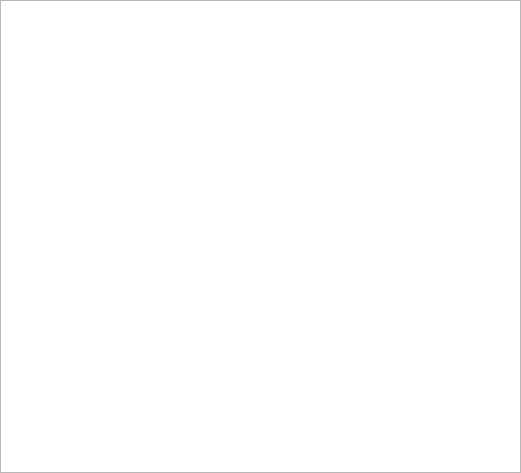
Above: widgets/alocatMange/showRocketTransfer.ui from Belos10/Equip before the change. Below: the same form after it.
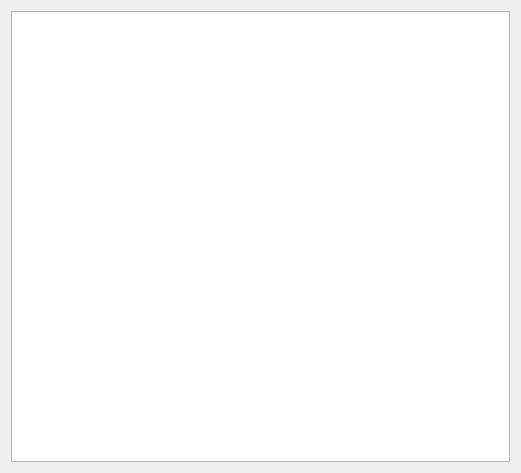
That is the form after the change.

Diff of the .ui file:
```diff
--- a/widgets/alocatMange/showRocketTransfer.ui
+++ b/widgets/alocatMange/showRocketTransfer.ui
@@ -13,24 +13,13 @@
   <property name="windowTitle">
    <string>Dialog</string>
   </property>
-  <layout class="QVBoxLayout" name="verticalLayout">
-   <property name="spacing">
-    <number>0</number>
-   </property>
-   <property name="leftMargin">
-    <number>0</number>
-   </property>
-   <property name="topMargin">
-    <number>0</number>
-   </property>
-   <property name="rightMargin">
-    <number>0</number>
-   </property>
-   <property name="bottomMargin">
-    <number>0</number>
-   </property>
+  <layout class="QHBoxLayout" name="horizontalLayout_2">
    <item>
-    <widget class="QTableWidget" name="tw_ditalModel"/>
+    <layout class="QVBoxLayout" name="verticalLayout">
+     <item>
+      <widget class="QTableWidget" name="tw_ditalModel"/>
+     </item>
+    </layout>
    </item>
   </layout>
  </widget>
```
